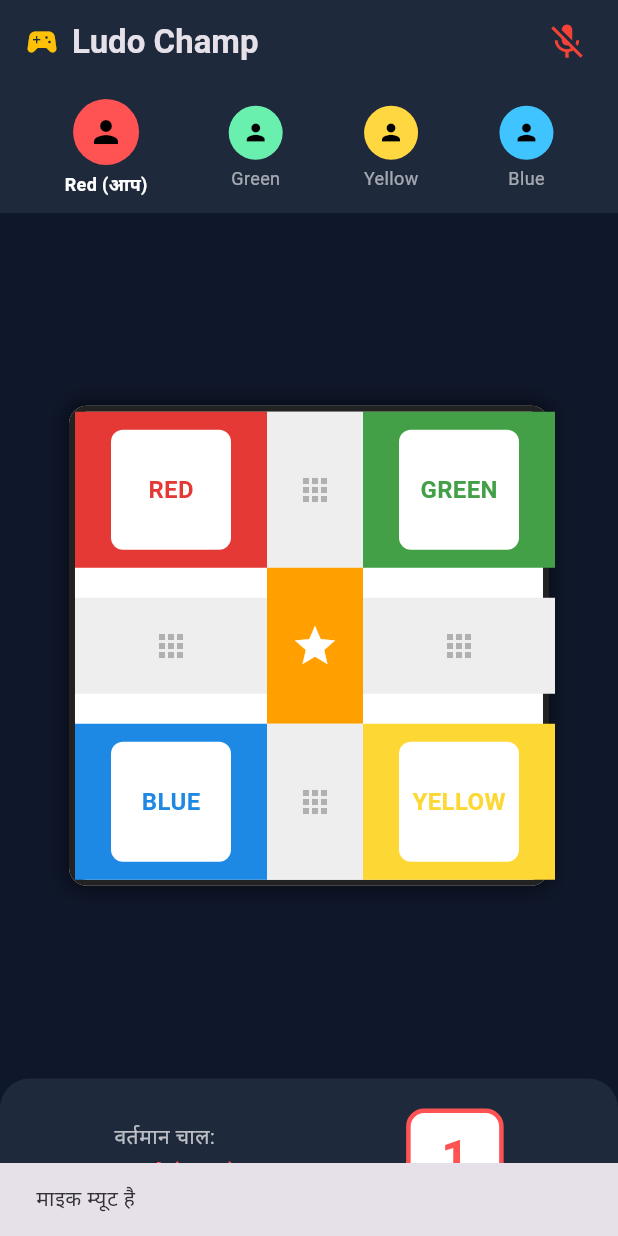
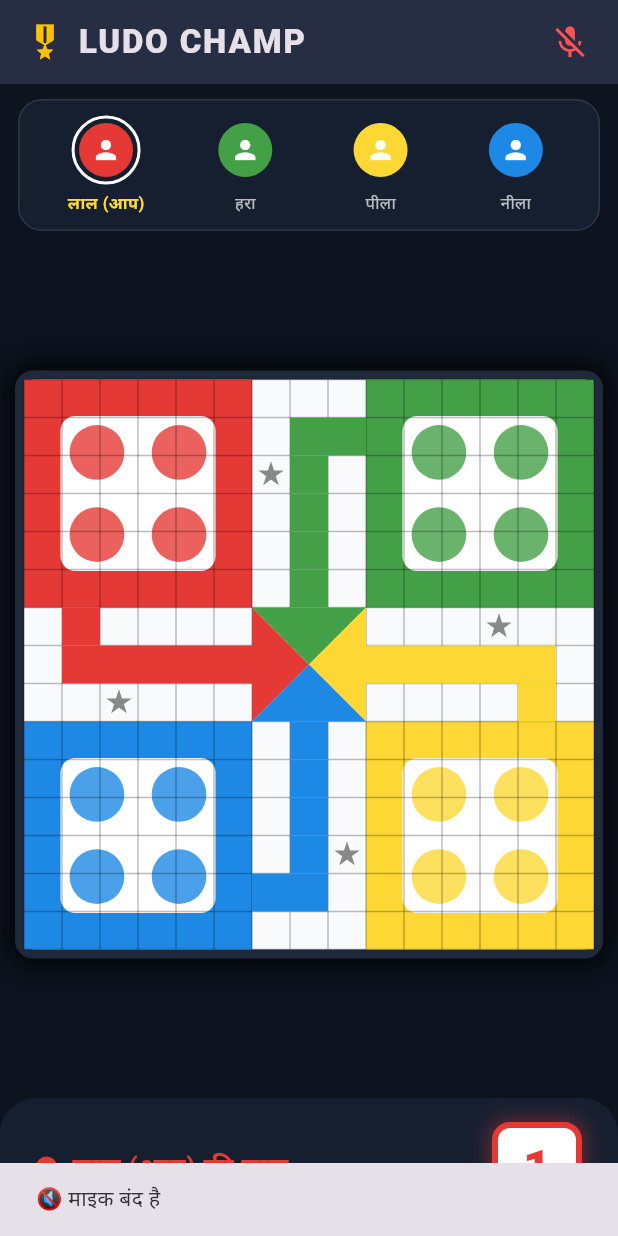
Before and after one commit to mahakalbaba78600-del/ludo-champ, a Flutter app: the screen it shows after launch, after a tap on the "mic" icon, on a phone screen of 412 x 824 dp. Run offline on Flutter 3.47's test engine with Material 3 defaults, Android fonts, the phone set to English and light mode, and no system bars; our stand-ins replace permission_handler.

Commit message:
Update main.dart

```diff
--- a/lib/main.dart
+++ b/lib/main.dart
@@ -16,44 +16,67 @@ class LudoChampApp extends StatelessWidget {
       debugShowCheckedModeBanner: false,
       theme: ThemeData(
         brightness: Brightness.dark,
-        primarySwatch: Colors.amber,
-        scaffoldBackgroundColor: const Color(0xFF0F172A),
+        scaffoldBackgroundColor: const Color(0xFF0D131F),
       ),
-      home: const LudoBoardScreen(),
+      home: const LudoGamePage(),
     );
   }
 }
 
-class LudoBoardScreen extends StatefulWidget {
-  const LudoBoardScreen({super.key});
+class LudoGamePage extends StatefulWidget {
+  const LudoGamePage({super.key});
 
   @override
-  State<LudoBoardScreen> createState() => _LudoBoardScreenState();
+  State<LudoGamePage> createState() => _LudoGamePageState();
 }
 
-class _LudoBoardScreenState extends State<LudoBoardScreen> {
-  int diceValue = 1;
+class _LudoGamePageState extends State<LudoGamePage> {
+  int diceNumber = 1;
   bool isRolling = false;
-  bool isMicMuted = false;
+  bool isMicActive = true;
   int currentTurn = 0; // 0: Red, 1: Green, 2: Yellow, 3: Blue
-  final List<String> players = ["Red (आप)", "Green", "Yellow", "Blue"];
+
+  final List<String> playerNames = ["लाल (आप)", "हरा", "पीला", "नीला"];
   final List<Color> playerColors = [
-    Colors.redAccent,
-    Colors.greenAccent,
-    Colors.amberAccent,
-    Colors.lightBlueAccent,
+    const Color(0xFFE53935), // Red
+    const Color(0xFF43A047), // Green
+    const Color(0xFFFDD835), // Yellow
+    const Color(0xFF1E88E5), // Blue
+  ];
+
+  // 4 खिलाड़ियों की 4-4 गोटियां (-1 मतलब बेस में बंद हैं)
+  List<List<int>> pawns = [
+    [-1, -1, -1, -1], // Red
+    [-1, -1, -1, -1], // Green
+    [-1, -1, -1, -1], // Yellow
+    [-1, -1, -1, -1], // Blue
   ];
 
   void rollDice() {
     if (isRolling) return;
     setState(() => isRolling = true);
 
-    Future.delayed(const Duration(milliseconds: 300), () {
+    Future.delayed(const Duration(milliseconds: 350), () {
       setState(() {
-        diceValue = Random().nextInt(6) + 1;
+        diceNumber = Random().nextInt(6) + 1;
         isRolling = false;
-        // अगर 6 नहीं आया तो अगली बारी
-        if (diceValue != 6) {
+
+        // बेस में बंद गोटियों में से अगर कोई बाहर निकल सकती है (पासे में 6 आने पर)
+        bool hasMove = false;
+        for (int i = 0; i < 4; i++) {
+          if (pawns[currentTurn][i] == -1 && diceNumber == 6) {
+            pawns[currentTurn][i] = 0; // पहली गोटी बाहर निकली
+            hasMove = true;
+            break;
+          } else if (pawns[currentTurn][i] >= 0 && pawns[currentTurn][i] + diceNumber <= 56) {
+            pawns[currentTurn][i] += diceNumber; // चाल आगे बढ़ी
+            hasMove = true;
+            break;
+          }
+        }
+
+        // अगर 6 नहीं आया तो अगले खिलाड़ी की बारी
+        if (diceNumber != 6 || !hasMove) {
           currentTurn = (currentTurn + 1) % 4;
         }
       });
@@ -62,66 +85,84 @@ class _LudoBoardScreenState extends State<LudoBoardScreen> {
 
   void toggleMic() async {
     await Permission.microphone.request();
-    setState(() {
-      isMicMuted = !isMicMuted;
-    });
+    setState(() => isMicActive = !isMicActive);
     ScaffoldMessenger.of(context).showSnackBar(
       SnackBar(
-        content: Text(isMicMuted ? "माइक म्यूट है" : "माइक चालू है (Voice Active)"),
-        duration: const Duration(seconds: 1),
+        content: Text(isMicActive ? "🎙️ माइक चालू है (Live Voice)" : "🔇 माइक बंद है"),
+        duration: const Duration(milliseconds: 800),
       ),
     );
   }
 
   @override
   Widget build(BuildContext context) {
+    double boardSize = MediaQuery.of(context).size.width - 20;
+    if (boardSize > 400) boardSize = 400;
+
     return Scaffold(
       appBar: AppBar(
-        backgroundColor: const Color(0xFF1E293B),
+        backgroundColor: const Color(0xFF161F30),
+        elevation: 4,
         title: const Row(
           children: [
-            Icon(Icons.sports_esports, color: Colors.amber),
+            Icon(Icons.military_tech, color: Colors.amber, size: 28),
             SizedBox(width: 8),
-            Text('Ludo Champ', style: TextStyle(fontWeight: FontWeight.bold)),
+            Text('LUDO CHAMP', style: TextStyle(fontWeight: FontWeight.w900, letterSpacing: 1.2)),
           ],
         ),
         actions: [
           IconButton(
             icon: Icon(
-              isMicMuted ? Icons.mic_off : Icons.mic,
-              color: isMicMuted ? Colors.red : Colors.greenAccent,
-              size: 28,
+              isMicActive ? Icons.mic : Icons.mic_off,
+              color: isMicActive ? Colors.greenAccent : Colors.redAccent,
+              size: 26,
             ),
             onPressed: toggleMic,
           ),
-          const SizedBox(width: 10),
+          const SizedBox(width: 8),
         ],
       ),
       body: SafeArea(
         child: Column(
           children: [
-            // वॉइस एक्टिव प्लेयर्स स्टेटस
+            const SizedBox(height: 10),
+            // वॉयस चैट स्टेटस और प्लेयर्स
             Container(
-              padding: const EdgeInsets.symmetric(vertical: 10, horizontal: 16),
-              color: const Color(0xFF1E293B),
+              margin: const EdgeInsets.symmetric(horizontal: 12),
+              padding: const EdgeInsets.all(10),
+              decoration: BoxDecoration(
+                color: const Color(0xFF161F30),
+                borderRadius: BorderRadius.circular(16),
+                border: Border.all(color: Colors.white10),
+              ),
               child: Row(
                 mainAxisAlignment: MainAxisAlignment.spaceAround,
-                children: List.generate(4, (index) {
-                  bool isTurn = currentTurn == index;
+                children: List.generate(4, (i) {
+                  bool active = currentTurn == i;
                   return Column(
                     children: [
-                      CircleAvatar(
-                        radius: isTurn ? 22 : 18,
-                        backgroundColor: playerColors[index],
-                        child: Icon(Icons.person, color: Colors.black, size: isTurn ? 24 : 18),
+                      Container(
+                        padding: const EdgeInsets.all(3),
+                        decoration: BoxDecoration(
+                          shape: BoxShape.circle,
+                          border: Border.all(
+                            color: active ? Colors.white : Colors.transparent,
+                            width: 2,
+                          ),
+                        ),
+                        child: CircleAvatar(
+                          radius: 18,
+                          backgroundColor: playerColors[i],
+                          child: const Icon(Icons.person, color: Colors.white, size: 20),
+                        ),
                       ),
                       const SizedBox(height: 4),
                       Text(
-                        players[index],
+                        playerNames[i],
                         style: TextStyle(
-                          fontSize: 12,
-                          fontWeight: isTurn ? FontWeight.bold : FontWeight.normal,
-                          color: isTurn ? Colors.white : Colors.white60,
+                          fontSize: 11,
+                          fontWeight: active ? FontWeight.bold : FontWeight.normal,
+                          color: active ? Colors.amberAccent : Colors.white70,
                         ),
                       ),
                     ],
@@ -132,77 +173,50 @@ class _LudoBoardScreenState extends State<LudoBoardScreen> {
 
             const Spacer(),
 
-            // लूडो बोर्ड UI
+            // असली 15x15 ग्रिड वाला लूडो बोर्ड
             Center(
               child: Container(
-                width: 320,
-                height: 320,
+                width: boardSize,
+                height: boardSize,
                 decoration: BoxDecoration(
-                  color: Colors.white,
-                  border: Border.all(color: Colors.black87, width: 4),
+                  color: const Color(0xFFF8FAFC),
                   borderRadius: BorderRadius.circular(12),
                   boxShadow: const [
-                    BoxShadow(color: Colors.black54, blurRadius: 10, spreadRadius: 2)
+                    BoxShadow(color: Colors.black87, blurRadius: 16, spreadRadius: 4)
                   ],
+                  border: Border.all(color: const Color(0xFF1E293B), width: 6),
                 ),
-                child: Column(
-                  children: [
-                    Expanded(
-                      child: Row(
-                        children: [
-                          _buildBase(Colors.red.shade600, "RED"),
-                          _buildCenterPath(true),
-                          _buildBase(Colors.green.shade600, "GREEN"),
-                        ],
-                      ),
-                    ),
-                    Expanded(
-                      child: Row(
-                        children: [
-                          _buildCenterPath(false),
-                          Container(
-                            width: 64,
-                            color: Colors.amber.shade700,
-                            child: const Center(
-                              child: Icon(Icons.star, color: Colors.white, size: 32),
-                            ),
-                          ),
-                          _buildCenterPath(false),
-                        ],
-                      ),
-                    ),
-                    Expanded(
-                      child: Row(
-                        children: [
-                          _buildBase(Colors.blue.shade600, "BLUE"),
-                          _buildCenterPath(true),
-                          _buildBase(Colors.yellow.shade600, "YELLOW"),
-                        ],
-                      ),
-                    ),
-                  ],
+                child: CustomPaint(
+                  painter: LudoBoardPainter(pawns: pawns, playerColors: playerColors),
                 ),
               ),
             ),
 
             const Spacer(),
 
-            // डाइस कंट्रोल बार
+            // पासा (Dice) और टर्न बार
             Container(
-              padding: const EdgeInsets.all(20),
+              padding: const EdgeInsets.symmetric(horizontal: 24, vertical: 16),
               decoration: const BoxDecoration(
-                color: Color(0xFF1E293B),
-                borderRadius: BorderRadius.vertical(top: Radius.circular(20)),
+                color: Color(0xFF161F30),
+                borderRadius: BorderRadius.vertical(top: Radius.circular(24)),
               ),
               child: Row(
-                mainAxisAlignment: MainAxisAlignment.spaceAround,
+                mainAxisAlignment: MainAxisAlignment.spaceBetween,
                 children: [
-                  Column(
-                    crossAxisAlignment: CrossAxisAlignment.start,
+                  Row(
                     children: [
-                      const Text("वर्तमान चाल:", style: TextStyle(color: Colors.white70)),
+                      Container(
+                        width: 14,
+                        height: 14,
+                        decoration: BoxDecoration(
+                          color: playerColors[currentTurn],
+                          shape: BoxShape.circle,
+                        ),
+                      ),
+                      const SizedBox(width: 10),
                       Text(
-                        players[currentTurn],
+                        "${playerNames[currentTurn]} की चाल",
                         style: TextStyle(
                           color: playerColors[currentTurn],
                           fontSize: 18,
@@ -214,21 +228,28 @@ class _LudoBoardScreenState extends State<LudoBoardScreen> {
                   GestureDetector(
                     onTap: rollDice,
                     child: Container(
-                      width: 65,
-                      height: 65,
+                      width: 60,
+                      height: 60,
                       decoration: BoxDecoration(
                         color: Colors.white,
                         borderRadius: BorderRadius.circular(12),
-                        border: Border.all(color: playerColors[currentTurn], width: 3),
+                        border: Border.all(color: playerColors[currentTurn], width: 4),
+                        boxShadow: [
+                          BoxShadow(
+                            color: playerColors[currentTurn].withOpacity(0.4),
+                            blurRadius: 10,
+                            spreadRadius: 2,
+                          )
+                        ],
                       ),
                       child: Center(
                         child: isRolling
-                            ? const CircularProgressIndicator()
+                            ? CircularProgressIndicator(color: playerColors[currentTurn])
                             : Text(
-                                '$diceValue',
+                                '$diceNumber',
                                 style: TextStyle(
                                   fontSize: 32,
-                                  fontWeight: FontWeight.bold,
+                                  fontWeight: FontWeight.w900,
                                   color: playerColors[currentTurn],
                                 ),
                               ),
@@ -243,39 +264,142 @@ class _LudoBoardScreenState extends State<LudoBoardScreen> {
       ),
     );
   }
+}
 
-  Widget _buildBase(Color color, String text) {
-    return Container(
-      width: 128,
-      height: 128,
-      color: color,
-      child: Center(
-        child: Container(
-          width: 80,
-          height: 80,
-          decoration: BoxDecoration(
-            color: Colors.white,
-            borderRadius: BorderRadius.circular(8),
-          ),
-          child: Center(
-            child: Text(
-              text,
-              style: TextStyle(color: color, fontWeight: FontWeight.bold, fontSize: 16),
-            ),
-          ),
-        ),
-      ),
-    );
+// असली लूडो बोर्ड बनाने वाला कस्टम पेंटर
+class LudoBoardPainter extends CustomPainter {
+  final List<List<int>> pawns;
+  final List<Color> playerColors;
+
+  LudoBoardPainter({required this.pawns, required this.playerColors});
+
+  @override
+  void paint(Canvas canvas, Size size) {
+    double step = size.width / 15.0;
+
+    // 1. चारों कोने के होम बेस
+    _drawBase(canvas, 0, 0, step * 6, playerColors[0]); // Red
+    _drawBase(canvas, step * 9, 0, step * 6, playerColors[1]); // Green
+    _drawBase(canvas, step * 9, step * 9, step * 6, playerColors[2]); // Yellow
+    _drawBase(canvas, 0, step * 9, step * 6, playerColors[3]); // Blue
+
+    // 2. ग्रिड लाइनें
+    Paint linePaint = Paint()
+      ..color = Colors.black26
+      ..style = PaintingStyle.stroke
+      ..strokeWidth = 1.0;
+
+    for (int i = 0; i <= 15; i++) {
+      canvas.drawLine(Offset(0, i * step), Offset(size.width, i * step), linePaint);
+      canvas.drawLine(Offset(i * step, 0), Offset(i * step, size.height), linePaint);
+    }
+
+    // 3. सेफ रास्ते (Home Stretches)
+    Paint fill = Paint()..style = PaintingStyle.fill;
+
+    // Red Path
+    fill.color = playerColors[0];
+    for (int i = 1; i <= 5; i++) canvas.drawRect(Rect.fromLTWH(i * step, 7 * step, step, step), fill);
+    canvas.drawRect(Rect.fromLTWH(1 * step, 6 * step, step, step), fill);
+
+    // Green Path
+    fill.color = playerColors[1];
+    for (int i = 1; i <= 5; i++) canvas.drawRect(Rect.fromLTWH(7 * step, i * step, step, step), fill);
+    canvas.drawRect(Rect.fromLTWH(8 * step, 1 * step, step, step), fill);
+
+    // Yellow Path
+    fill.color = playerColors[2];
+    for (int i = 9; i <= 13; i++) canvas.drawRect(Rect.fromLTWH(i * step, 7 * step, step, step), fill);
+    canvas.drawRect(Rect.fromLTWH(13 * step, 8 * step, step, step), fill);
+
+    // Blue Path
+    fill.color = playerColors[3];
+    for (int i = 9; i <= 13; i++) canvas.drawRect(Rect.fromLTWH(7 * step, i * step, step, step), fill);
+    canvas.drawRect(Rect.fromLTWH(6 * step, 13 * step, step, step), fill);
+
+    // 4. सेंटर होम त्रिभुज (Winning Center)
+    Path centerPath = Path();
+    centerPath.moveTo(6 * step, 6 * step);
+    centerPath.lineTo(7.5 * step, 7.5 * step);
+    centerPath.lineTo(6 * step, 9 * step);
+    centerPath.close();
+    fill.color = playerColors[0];
+    canvas.drawPath(centerPath, fill);
+
+    centerPath.reset();
+    centerPath.moveTo(6 * step, 6 * step);
+    centerPath.lineTo(7.5 * step, 7.5 * step);
+    centerPath.lineTo(9 * step, 6 * step);
+    centerPath.close();
+    fill.color = playerColors[1];
+    canvas.drawPath(centerPath, fill);
+
+    centerPath.reset();
+    centerPath.moveTo(9 * step, 6 * step);
+    centerPath.lineTo(7.5 * step, 7.5 * step);
+    centerPath.lineTo(9 * step, 9 * step);
+    centerPath.close();
+    fill.color = playerColors[2];
+    canvas.drawPath(centerPath, fill);
+
+    centerPath.reset();
+    centerPath.moveTo(6 * step, 9 * step);
+    centerPath.lineTo(7.5 * step, 7.5 * step);
+    centerPath.lineTo(9 * step, 9 * step);
+    centerPath.close();
+    fill.color = playerColors[3];
+    canvas.drawPath(centerPath, fill);
+
+    // 5. सेफ स्टार्स (Safe Zones)
+    _drawStar(canvas, 6.5 * step, 2.5 * step, step * 0.35);
+    _drawStar(canvas, 12.5 * step, 6.5 * step, step * 0.35);
+    _drawStar(canvas, 8.5 * step, 12.5 * step, step * 0.35);
+    _drawStar(canvas, 2.5 * step, 8.5 * step, step * 0.35);
   }
 
-  Widget _buildCenterPath(bool isVertical) {
-    return Container(
-      width: isVertical ? 64 : 128,
-      height: isVertical ? 128 : 64,
-      color: Colors.grey.shade200,
-      child: const Center(
-        child: Icon(Icons.apps, color: Colors.black26),
+  void _drawBase(Canvas canvas, double x, double y, double size, Color color) {
+    Paint basePaint = Paint()..color = color;
+    canvas.drawRect(Rect.fromLTWH(x, y, size, size), basePaint);
+
+    Paint innerWhite = Paint()..color = Colors.white;
+    double innerMargin = size * 0.16;
+    double innerSize = size * 0.68;
+    canvas.drawRRect(
+      RRect.fromRectAndRadius(
+        Rect.fromLTWH(x + innerMargin, y + innerMargin, innerSize, innerSize),
+        const Radius.circular(10),
       ),
+      innerWhite,
     );
+
+    // 4 गोटियों के सर्कल बेस
+    Paint slotPaint = Paint()..color = color.withOpacity(0.8);
+    double r = size * 0.12;
+    canvas.drawCircle(Offset(x + size * 0.32, y + size * 0.32), r, slotPaint);
+    canvas.drawCircle(Offset(x + size * 0.68, y + size * 0.32), r, slotPaint);
+    canvas.drawCircle(Offset(x + size * 0.32, y + size * 0.68), r, slotPaint);
+    canvas.drawCircle(Offset(x + size * 0.68, y + size * 0.68), r, slotPaint);
   }
+
+  void _drawStar(Canvas canvas, double cx, double cy, double radius) {
+    Paint starPaint = Paint()
+      ..color = Colors.black45
+      ..style = PaintingStyle.fill;
+    Path path = Path();
+    for (int i = 0; i < 5; i++) {
+      double angle = i * 4 * pi / 5 - pi / 2;
+      double x = cx + radius * cos(angle);
+      double y = cy + radius * sin(angle);
+      if (i == 0) {
+        path.moveTo(x, y);
+      } else {
+        path.lineTo(x, y);
+      }
+    }
+    path.close();
+    canvas.drawPath(path, starPaint);
+  }
+
+  @override
+  bool shouldRepaint(covariant CustomPainter oldDelegate) => true;
 }
```
